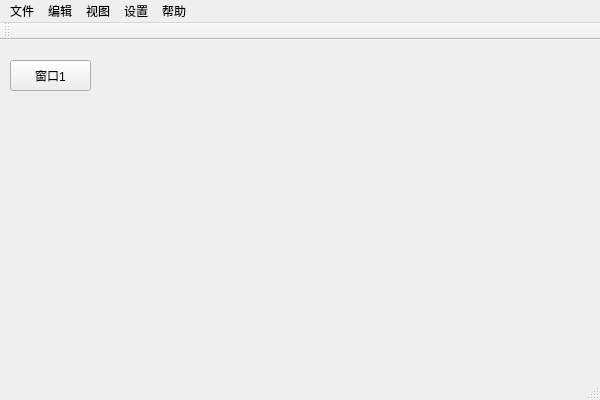
Qt form PictureFactory/PictureFactory.ui (fruh1ing/PictureFactory) before a commit.
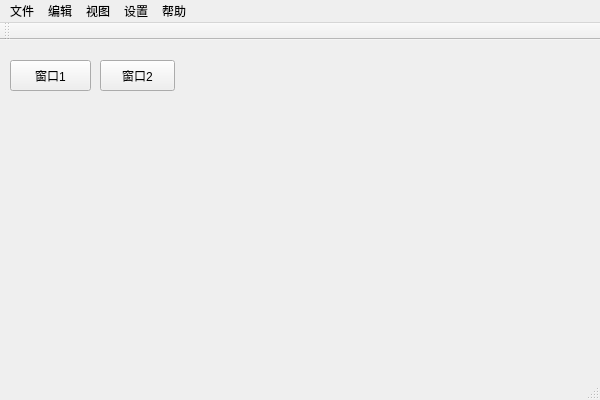
The same form after that commit.

```diff
--- a/PictureFactory/PictureFactory.ui
+++ b/PictureFactory/PictureFactory.ui
@@ -36,6 +36,19 @@
       <string>窗口1</string>
      </property>
     </widget>
+    <widget class="QPushButton" name="pushButton_muti">
+     <property name="geometry">
+      <rect>
+       <x>100</x>
+       <y>10</y>
+       <width>75</width>
+       <height>31</height>
+      </rect>
+     </property>
+     <property name="text">
+      <string>窗口2</string>
+     </property>
+    </widget>
    </widget>
   </widget>
   <widget class="QMenuBar" name="menuBar">
```
